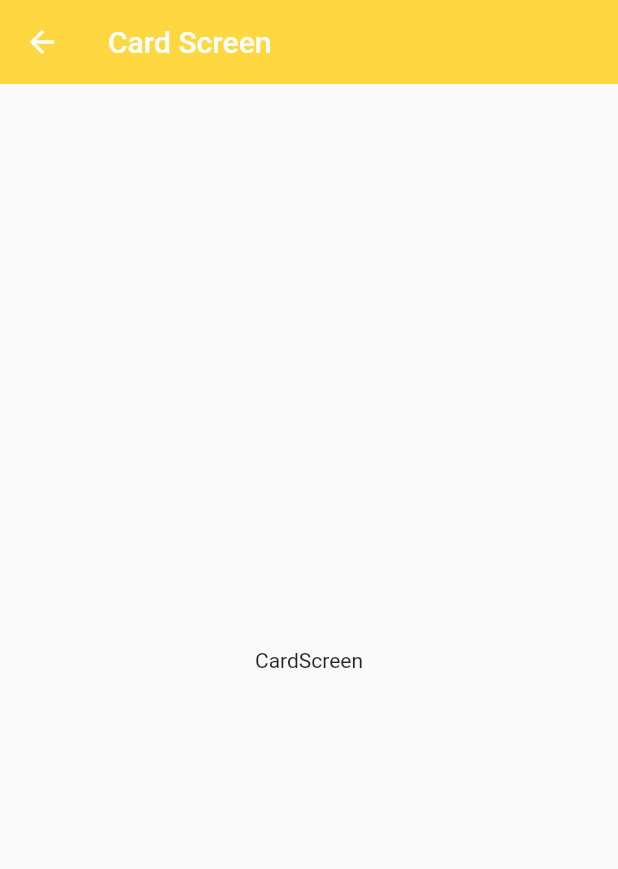
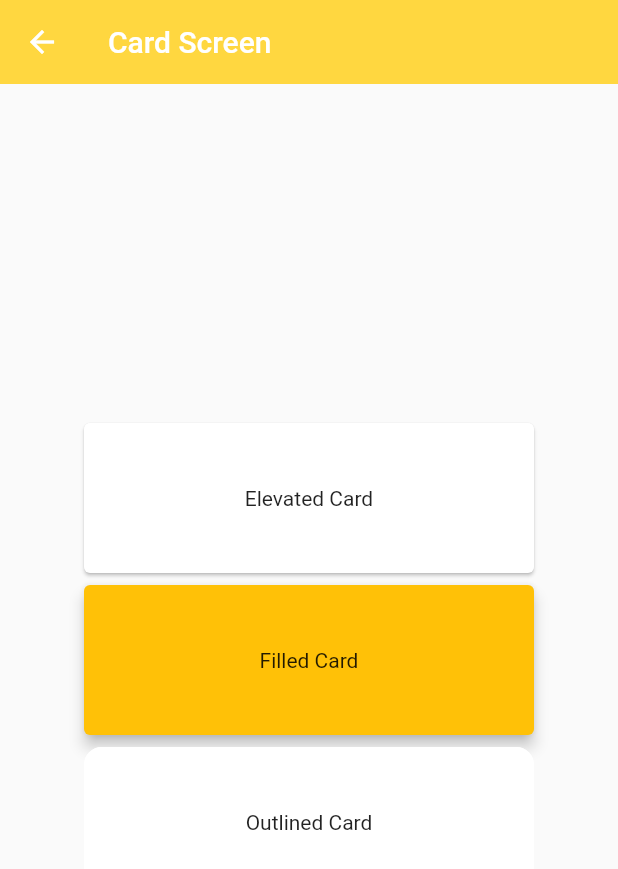
Before and after one commit to CelesteRenteria/DynamicMenu_RenteriaCeleste, a Flutter app: the CardScreen screen opened by its route, on a phone screen of 412 x 824 dp. Shown: the top 869 px of the screen. Run offline on Flutter 3.47's test engine with Material 2 defaults, Android fonts, the phone set to English and light mode, and no system bars.

Commit message:
alert,animation and cards

```diff
--- a/lib/screens/card_screen.dart
+++ b/lib/screens/card_screen.dart
@@ -6,12 +6,77 @@ class CardScreen extends StatelessWidget {
   @override
   Widget build(BuildContext context) {
     return Scaffold(
-      appBar: AppBar(
-        title: const Text("Card Screen"),
-      ),
-      body: const Center(
-        child: Text('CardScreen'),
+        appBar: AppBar(
+          title: const Text("Card Screen"),
+        ),
+        body: Column(
+          children: const <Widget>[
+            Spacer(),
+            ElevatedCardExample(),
+            FilledCardExample(),
+            OutlinedCardExample(),
+            Spacer(),
+          ],
+        ));
+  }
+}
+
+class ElevatedCardExample extends StatelessWidget {
+  const ElevatedCardExample({Key? key}) : super(key: key);
+
+  @override
+  Widget build(BuildContext context) {
+    return const Center(
+      child: Card(
+        child: SizedBox(
+          width: 300,
+          height: 100,
+          child: Center(child: Text('Elevated Card')),
+        ),
       ),
     );
   }
 }
+
+class FilledCardExample extends StatelessWidget {
+  const FilledCardExample({Key? key}) : super(key: key);
+
+  @override
+  Widget build(BuildContext context) {
+    return Center(
+      child: Card(
+        elevation: 4,
+        color: Colors.amber,
+        child: const SizedBox(
+          width: 300,
+          height: 100,
+          child: Center(child: Text('Filled Card')),
+        ),
+      ),
+    );
+  }
+}
+
+class OutlinedCardExample extends StatelessWidget {
+  const OutlinedCardExample({Key? key}) : super(key: key);
+
+  @override
+  Widget build(BuildContext context) {
+    return Center(
+      child: Card(
+        elevation: 0,
+        shape: RoundedRectangleBorder(
+          side: BorderSide(
+            color: Theme.of(context).colorScheme.outline,
+          ),
+          borderRadius: const BorderRadius.all(Radius.circular(12)),
+        ),
+        child: const SizedBox(
+          width: 300,
+          height: 100,
+          child: Center(child: Text('Outlined Card')),
+        ),
+      ),
+    );
+  }
+}
```
Also changed, not shown: lib/screens/alert_screen.dart (+29 -4 lines), lib/screens/animation_screen.dart (+42 -5 lines).
